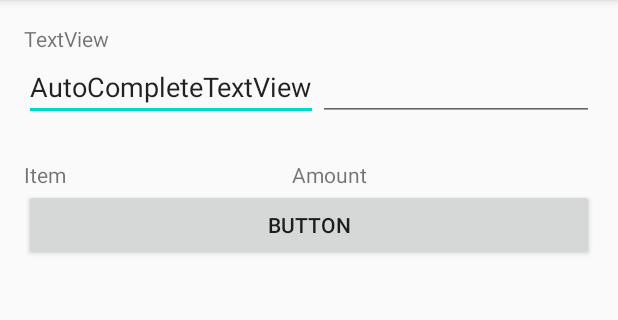
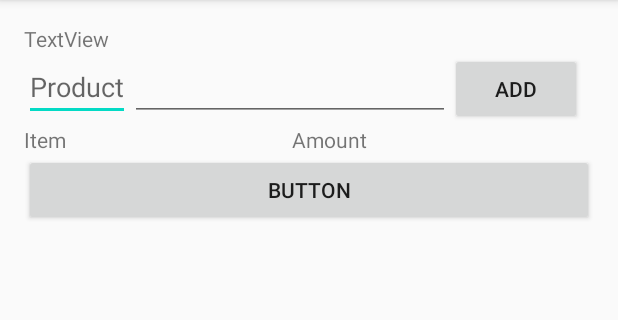
Before and after one commit to AnneliKlamas/Shopping-list-application, an Android app: the screen it shows after launch (MainActivity), on a phone screen of 412 x 824 dp, the part 84-404 px from its top. Run offline under Robolectric (Android 15) with nearby library versions, the phone set to English and light mode, and no system bars; our stand-ins replace Firebase (no records; nobody signed in at launch, a user with empty details on screens opened directly).

Commit message:
implemented adding items to table and database

```diff
--- a/app/src/main/java/com/example/shoppinglistapplication/MainActivity.kt
+++ b/app/src/main/java/com/example/shoppinglistapplication/MainActivity.kt
@@ -1,11 +1,13 @@
 package com.example.shoppinglistapplication
 
-import androidx.appcompat.app.AppCompatActivity
 import android.os.Bundle
 import android.util.Log
 import android.view.ViewGroup
 import android.widget.*
+import androidx.appcompat.app.AppCompatActivity
 import com.google.firebase.firestore.FirebaseFirestore
+import com.google.firebase.firestore.SetOptions
+
 
 class MainActivity : AppCompatActivity() {
 
@@ -13,14 +15,15 @@ class MainActivity : AppCompatActivity() {
         super.onCreate(savedInstanceState)
         setContentView(R.layout.activity_main)
         loadData()
-
-
+        //loadAutoComplete()
+        val addButton = findViewById<Button>(R.id.addButton)
+        addButton.setOnClickListener { addItem() }
     }
 
     fun loadData(){
         // Access a Cloud Firestore instance from your Activity
+
         val db = FirebaseFirestore.getInstance()
-
         db.collection("shoppingList").document("jTGLEUh")
             .get()
             .addOnSuccessListener { document ->
@@ -30,27 +33,11 @@ class MainActivity : AppCompatActivity() {
                     if (data != null) {
                         val shoppingList = findViewById<TableLayout>(R.id.shoppingList)
                         for (itemInfo in data){
+                            val key = itemInfo.key
+                            val value = itemInfo.value.toString()
+                            addItemToTable(key, value, shoppingList)
 
-                            val row = TableRow(this)
-                            row.layoutParams = ViewGroup.LayoutParams(ViewGroup.LayoutParams.MATCH_PARENT,
-                                ViewGroup.LayoutParams.WRAP_CONTENT)
-                            val item = TextView(this)
-                            item.apply {
-                                layoutParams = TableRow.LayoutParams(TableRow.LayoutParams.WRAP_CONTENT,
-                                    TableRow.LayoutParams.WRAP_CONTENT)
-                                val key = itemInfo.key
-                                text = key
-                            }
-                            row.addView(item)
-                            val amount = TextView(this)
-                            amount.apply {
-                                layoutParams = TableRow.LayoutParams(TableRow.LayoutParams.WRAP_CONTENT,
-                                    TableRow.LayoutParams.WRAP_CONTENT)
-                                text = itemInfo.value.toString()
-                            }
-                            row.addView(amount)
-                            row.addView(CheckBox(this))
-                            shoppingList.addView(row)
+
 
                         }
                     }
@@ -64,5 +51,69 @@ class MainActivity : AppCompatActivity() {
             }
     }
 
+    fun addItemToTable(key:String,value:String, shoppingList: TableLayout){
+        val row = TableRow(this)
+        row.layoutParams = ViewGroup.LayoutParams(ViewGroup.LayoutParams.MATCH_PARENT,
+            ViewGroup.LayoutParams.WRAP_CONTENT)
+        val item = TextView(this)
+        item.apply {
+            layoutParams = TableRow.LayoutParams(TableRow.LayoutParams.WRAP_CONTENT,
+                TableRow.LayoutParams.WRAP_CONTENT)
 
+            text = key
+        }
+        row.addView(item)
+        val amount = TextView(this)
+        amount.apply {
+            layoutParams = TableRow.LayoutParams(TableRow.LayoutParams.WRAP_CONTENT,
+                TableRow.LayoutParams.WRAP_CONTENT)
+            text = value
+        }
+        row.addView(amount)
+        row.addView(CheckBox(this))
+        shoppingList.addView(row)
+    }
+
+    /**fun loadAutoComplete(): List<String>{
+        val db = FirebaseFirestore.getInstance()
+        val list = listOf<String>()
+
+        db.collection("shoppingList").document("aOWMf")
+            .get()
+            .addOnSuccessListener { document ->
+                if (document != null) {
+                    Log.d("exist", "DocumentSnapshot data: ${document.data}")
+
+
+                }
+                else {
+                    Log.d("noexist", "No such document")
+                }
+            }
+            .addOnFailureListener { exception ->
+                Log.d("errordb", "get failed with ", exception)
+            }
+        return emptyList()
+    }*/
+
+    fun addItem(){
+        var name = findViewById<EditText>(R.id.itemToAdd).text.toString()
+        var amount = findViewById<EditText>(R.id.amountToAdd).text.toString()
+        val item = hashMapOf<String, Any>(
+            name to amount
+        )
+        val db = FirebaseFirestore.getInstance()
+
+        db.collection("shoppingList").document("jTGLEUh")
+            .set(item, SetOptions.merge())
+            .addOnSuccessListener { Log.d("Added", "DocumentSnapshot successfully written!") }
+            .addOnFailureListener { e -> Log.w("noAdded", "Error writing document", e) }
+
+        val row = TableRow(this)
+        row.layoutParams = ViewGroup.LayoutParams(ViewGroup.LayoutParams.MATCH_PARENT,
+            ViewGroup.LayoutParams.WRAP_CONTENT)
+
+        val shoppingList = findViewById<TableLayout>(R.id.shoppingList)
+        addItemToTable(name, amount, shoppingList)
+    }
 }
--- a/app/src/main/res/layout/activity_main.xml
+++ b/app/src/main/res/layout/activity_main.xml
@@ -27,17 +27,19 @@
 
         <TableRow
             android:layout_width="match_parent"
-            android:layout_height="wrap_content">
+            android:layout_height="wrap_content"
+            android:shrinkColumns="*"
+            android:stretchColumns="*">
 
-            <AutoCompleteTextView
+            <EditText
                 android:id="@+id/itemToAdd"
                 android:layout_width="wrap_content"
                 android:layout_height="wrap_content"
-                android:text="AutoCompleteTextView" />
+                android:hint="Product" />
 
             <EditText
                 android:id="@+id/amountToAdd"
-                android:layout_width="match_parent"
+                android:layout_width="wrap_content"
                 android:layout_height="wrap_content"
                 android:ems="10"
                 android:inputType="numberDecimal" />
@@ -76,7 +78,7 @@
         </TableLayout>
 
         <Button
-            android:id="@+id/button"
+            android:id="@+id/deleteCheckedButton"
             android:layout_width="match_parent"
             android:layout_height="wrap_content"
             android:text="Button" />
```
